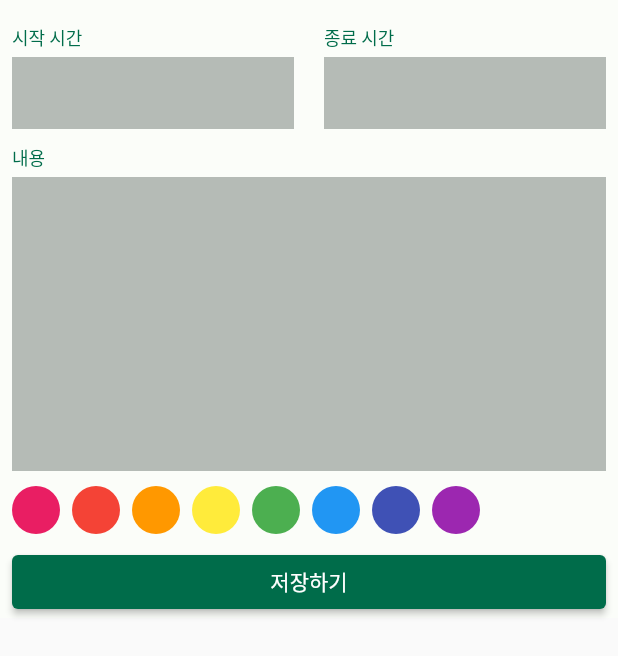
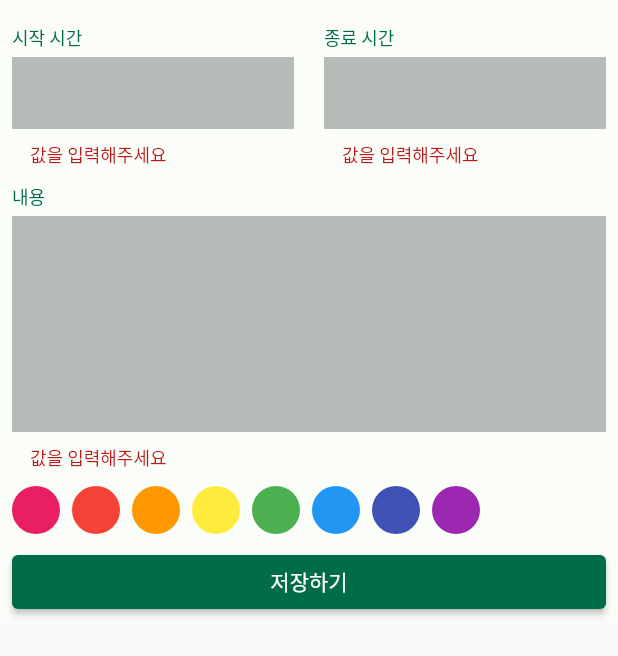
Before and after one commit to orientpine/flutterstudy, a Flutter app: the ScheduleBottomSheet widget shown alone on an empty page, opened directly, after a tap on "저장하기", on a phone screen of 412 x 824 dp. Shown: the top 656 px of the screen. Run offline on Flutter 3.47's test engine with Material 2 defaults, Android fonts, the light colour scheme and no system bars; our stand-ins replace drift, geolocator, get_it, google_maps_flutter, image_picker, permission_handler and 3 more; missing offline and left inert: agora_rtc_engine; accounts and stored records are empty; generated files the repository leaves out were written again.

Commit message:
form의 강력함-textFormField

```diff
--- a/calenderscheduler/lib/component/custom_text_field.dart
+++ b/calenderscheduler/lib/component/custom_text_field.dart
@@ -1,3 +1,5 @@
+// ignore_for_file: unused_local_variable
+
 import 'package:calenderscheduler/theme/color_schemes.g.dart';
 import 'package:flutter/material.dart';
 import 'package:flutter/services.dart';
@@ -5,9 +7,11 @@ import 'package:flutter/services.dart';
 class CustomTextField extends StatelessWidget {
   final String title;
   final bool isTime; //true 면 시간, 아니면 contents
+  final FormFieldSetter<String> onSaved;
   const CustomTextField({
     required this.title,
     required this.isTime,
+    required this.onSaved,
     Key? key,
   }) : super(key: key);
 
@@ -37,7 +41,31 @@ class CustomTextField extends StatelessWidget {
   }
 
   Widget renderTextField() {
-    return TextField(
+    return TextFormField(
+      onSaved: onSaved,
+      // null이 return되면 에러가 없다.
+      // 에러가 있으면 에러를 String으로 리턴해준다.
+      validator: (String? val) {
+        if (val == null || val.isEmpty) {
+          return '값을 입력해주세요';
+        }
+
+        if (isTime) {
+          int time = int.parse(val);
+          if (time < 0) {
+            return '0 이상의 숫자를 입력해주세요';
+          }
+          if (time > 24) {
+            return '24 이하의 숫자를 입력해주세요';
+          }
+        } else {
+          if (val.length > 500) {
+            return '500자 이하의 글자를 입력해주세요';
+          }
+        }
+
+        return null;
+      },
       expands: !isTime,
       cursorColor: lightColorScheme.inverseSurface,
       maxLines: isTime ? 1 : null,
--- a/calenderscheduler/lib/component/schedule_bottom_sheet.dart
+++ b/calenderscheduler/lib/component/schedule_bottom_sheet.dart
@@ -4,8 +4,19 @@ import 'package:calenderscheduler/component/custom_text_field.dart';
 import 'package:calenderscheduler/theme/color_schemes.g.dart';
 import 'package:flutter/material.dart';
 
-class ScheduleBottomSheet extends StatelessWidget {
+class ScheduleBottomSheet extends StatefulWidget {
   const ScheduleBottomSheet({Key? key}) : super(key: key);
+
+  @override
+  State<ScheduleBottomSheet> createState() => _ScheduleBottomSheetState();
+}
+
+class _ScheduleBottomSheetState extends State<ScheduleBottomSheet> {
+  final GlobalKey<FormState> formKey = GlobalKey();
+
+  int? startTime;
+  int? endTime;
+  String? content;
 
   @override
   Widget build(BuildContext context) {
@@ -29,21 +40,32 @@ class ScheduleBottomSheet extends StatelessWidget {
                 top: 16,
                 bottom: 0,
               ),
+              child: Form(
+                key: formKey,
+                autovalidateMode: AutovalidateMode.always,
                 child: Column(
                   crossAxisAlignment: CrossAxisAlignment.start,
                   // ignore: prefer_const_literals_to_create_immutables
                   children: [
-                  _Time(),
+                    _Time(
+                      onStartSaved: onStartSaved,
+                      onEndSaved: onEndSaved,
+                    ),
                     SizedBox(
                       height: 10,
                     ),
-                  _Contents(),
+                    _Contents(
+                      onTextSaved: onTextSaved,
+                    ),
                     SizedBox(
                       height: 10,
                     ),
                     _ColorPicker(),
-                  _SaveButton(),
+                    _SaveButton(
+                      onPressed: onSavePressed,
+                    ),
                   ],
+                ),
               ),
             ),
           ),
@@ -51,10 +73,40 @@ class ScheduleBottomSheet extends StatelessWidget {
       ),
     );
   }
+
+  void onStartSaved(String? val) {
+    startTime = int.parse(val!);
+  }
+
+  void onEndSaved(String? val) {
+    endTime = int.parse(val!);
+  }
+
+  void onTextSaved(String? val) {
+    content = val;
+  }
+
+  void onSavePressed() {
+    if (formKey.currentState == null) {
+      return;
+    }
+    if (formKey.currentState!.validate()) {
+      print('에러가 없습니다.');
+      formKey.currentState!.save();
+    } else {
+      print('에러가 있습니다.');
+    }
+  }
 }
 
 class _Time extends StatelessWidget {
-  const _Time({Key? key}) : super(key: key);
+  final FormFieldSetter<String> onStartSaved;
+  final FormFieldSetter<String> onEndSaved;
+  const _Time({
+    required this.onStartSaved,
+    required this.onEndSaved,
+    Key? key,
+  }) : super(key: key);
 
   @override
   Widget build(BuildContext context) {
@@ -66,6 +118,7 @@ class _Time extends StatelessWidget {
           child: CustomTextField(
             title: '시작 시간',
             isTime: true,
+            onSaved: onStartSaved,
           ),
         ),
         SizedBox(
@@ -75,6 +128,7 @@ class _Time extends StatelessWidget {
           child: CustomTextField(
             title: '종료 시간',
             isTime: true,
+            onSaved: onEndSaved,
           ),
         ),
       ],
@@ -83,7 +137,8 @@ class _Time extends StatelessWidget {
 }
 
 class _Contents extends StatelessWidget {
-  const _Contents({Key? key}) : super(key: key);
+  final FormFieldSetter<String> onTextSaved;
+  const _Contents({required this.onTextSaved, Key? key}) : super(key: key);
 
   @override
   Widget build(BuildContext context) {
@@ -91,6 +146,7 @@ class _Contents extends StatelessWidget {
       child: CustomTextField(
         title: '내용',
         isTime: false,
+        onSaved: onTextSaved,
       ),
     );
   }
@@ -106,14 +162,14 @@ class _ColorPicker extends StatelessWidget {
       child: Wrap(
         spacing: 8.0,
         children: [
-          renderColor(Colors.pink),
-          renderColor(Colors.red),
-          renderColor(Colors.orange),
-          renderColor(Colors.yellow),
-          renderColor(Colors.green),
-          renderColor(Colors.blue),
-          renderColor(Colors.indigo),
-          renderColor(Colors.purple),
+          renderColor(Color(0xFFE91E63)),
+          renderColor(Color(0xFFF44336)),
+          renderColor(Color(0xFFFF9800)),
+          renderColor(Color(0xFFFFEB3B)),
+          renderColor(Color(0xFF4CAF50)),
+          renderColor(Color(0xFF2196F3)),
+          renderColor(Color(0xFF3F51B5)),
+          renderColor(Color(0xFF9C27B0)),
         ],
       ),
     );
@@ -132,7 +188,11 @@ class _ColorPicker extends StatelessWidget {
 }
 
 class _SaveButton extends StatelessWidget {
-  const _SaveButton({Key? key}) : super(key: key);
+  final VoidCallback onPressed;
+  const _SaveButton({
+    required this.onPressed,
+    Key? key,
+  }) : super(key: key);
 
   @override
   Widget build(BuildContext context) {
@@ -140,7 +200,7 @@ class _SaveButton extends StatelessWidget {
       children: [
         Expanded(
           child: ElevatedButton(
-            onPressed: () {},
+            onPressed: onPressed,
             child: Text(
               '저장하기',
             ),
--- a/calenderscheduler/lib/database/drift_database.dart
+++ b/calenderscheduler/lib/database/drift_database.dart
@@ -1,3 +1,5 @@
+// 업데이트를 위한 코드
+// flutter pub run build_runner build
 import 'dart:io';
 
 import 'package:calenderscheduler/model/category_color.dart';
```
Also changed, not shown: calenderscheduler/lib/main.dart (+28 -0 lines). Lines whose indentation alone changed are shown as unchanged.
